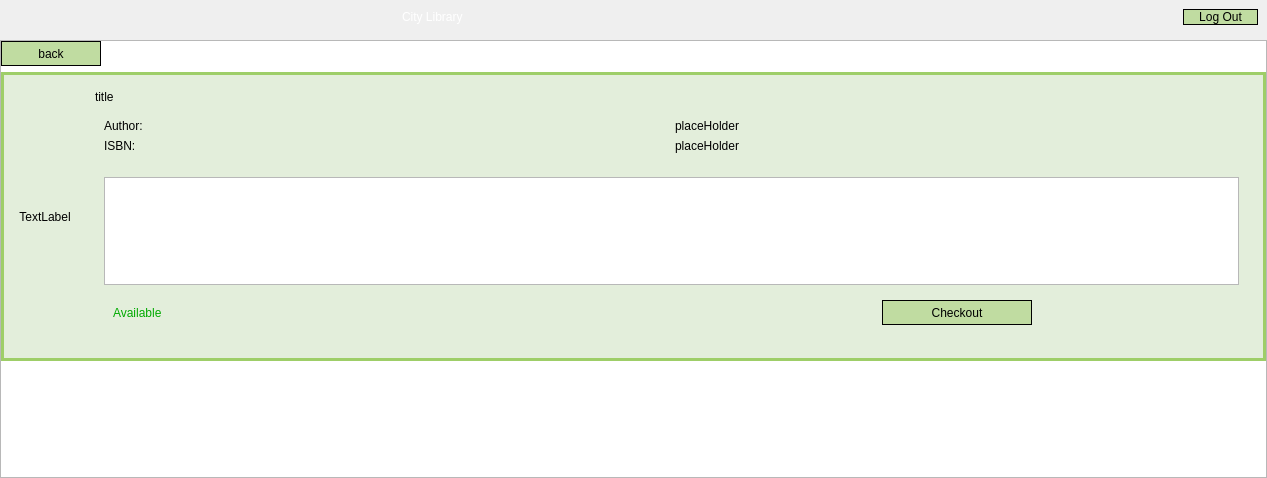
This is viewBookInfo.ui in Mr-Beastman/CS106_A2 as Qt 5 draws it before an edit. The edited form follows.
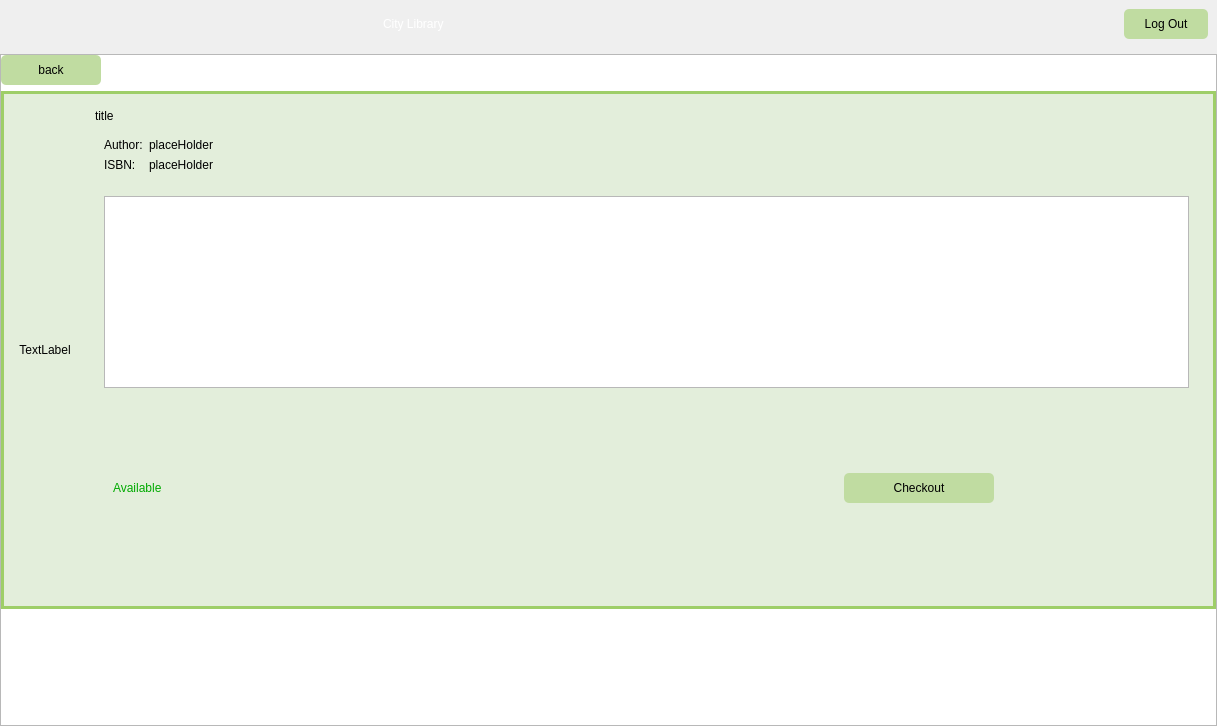
This is the edited form. Icons and pictures are not drawn.

```diff
--- a/viewBookInfo.ui
+++ b/viewBookInfo.ui
@@ -6,8 +6,8 @@
    <rect>
     <x>0</x>
     <y>0</y>
-    <width>1267</width>
-    <height>478</height>
+    <width>1217</width>
+    <height>726</height>
    </rect>
   </property>
   <property name="windowTitle">
@@ -17,12 +17,20 @@
    <string notr="true">
 
 QPushButton{
-	border: 1px solid;
+	padding: 8px 20px;
+	border-radius: 5px;
+	outline: none;
 	color: rgb(0, 0, 0);
 	font: 700 9pt &quot;Segoe UI&quot;;
 	background-color: rgb(192, 220, 161);
+	
 }
 
+QPushButton:hover {
+	background-color: rgb(161, 184, 135);
+}
+
+
 QLabel{
 	color: rgb(0, 0, 0);
 	font: 700 9pt &quot;Segoe UI&quot;;
@@ -108,8 +116,8 @@
        <rect>
         <x>0</x>
         <y>0</y>
-        <width>1251</width>
-        <height>419</height>
+        <width>1215</width>
+        <height>586</height>
        </rect>
       </property>
       <property name="styleSheet">
@@ -183,6 +191,11 @@
             <layout class="QVBoxLayout" name="verticalLayout_4">
              <item>
               <widget class="QLabel" name="titleLabel">
+               <property name="styleSheet">
+                <string notr="true">#titleLabel{
+	font: 700 26pt &quot;Segoe UI&quot;;
+}</string>
+               </property>
                <property name="text">
                 <string>title</string>
                </property>
@@ -197,11 +210,11 @@
 	border: 0px solid;
 }</string>
                  </property>
-                 <layout class="QGridLayout" name="bookDetailsLayout">
-                  <item row="1" column="1">
-                   <widget class="QLabel" name="isbnOutputLabel">
+                 <layout class="QGridLayout" name="bookDetailsLayout" columnstretch="0,1">
+                  <item row="0" column="0">
+                   <widget class="QLabel" name="authorLabel">
                     <property name="text">
-                     <string>placeHolder</string>
+                     <string>Author:</string>
                     </property>
                    </widget>
                   </item>
@@ -212,6 +225,13 @@
                     </property>
                    </widget>
                   </item>
+                  <item row="1" column="1">
+                   <widget class="QLabel" name="isbnOutputLabel">
+                    <property name="text">
+                     <string>placeHolder</string>
+                    </property>
+                   </widget>
+                  </item>
                   <item row="0" column="1">
                    <widget class="QLabel" name="authorOutputLabel">
                     <property name="text">
@@ -219,13 +239,6 @@
                     </property>
                    </widget>
                   </item>
-                  <item row="0" column="0">
-                   <widget class="QLabel" name="authorLabel">
-                    <property name="text">
-                     <string>Author:</string>
-                    </property>
-                   </widget>
-                  </item>
                  </layout>
                 </widget>
                </item>
```
